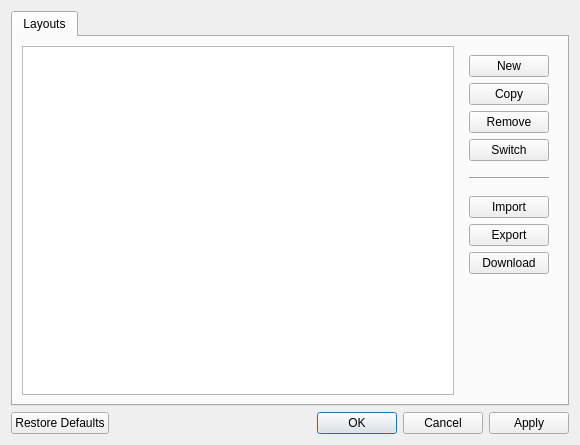
First picture: the form in app/layoutconfigdialog.ui, repository KDE/latte-dock, before the edit.
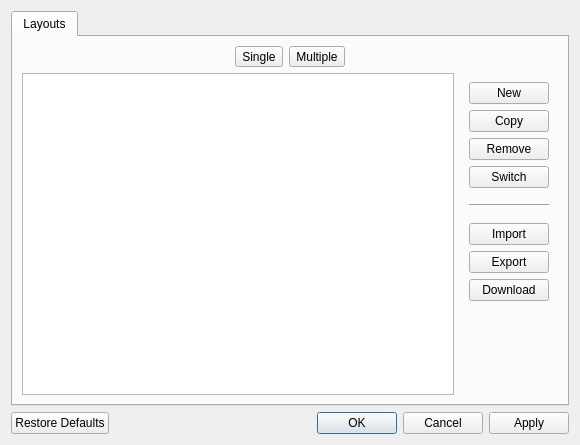
Second picture: the form after the edit. Icons and pictures are not drawn.

Commit message: add inMemory choices in Layouts Editor

```diff
--- a/app/layoutconfigdialog.ui
+++ b/app/layoutconfigdialog.ui
@@ -29,6 +29,69 @@
       </attribute>
       <layout class="QHBoxLayout" name="horizontalLayout">
        <item>
+        <layout class="QVBoxLayout" name="verticalLayout_3">
+         <item>
+          <layout class="QHBoxLayout" name="horizontalLayout_3">
+           <item>
+            <spacer name="horizontalSpacer">
+             <property name="orientation">
+              <enum>Qt::Horizontal</enum>
+             </property>
+             <property name="sizeHint" stdset="0">
+              <size>
+               <width>40</width>
+               <height>20</height>
+              </size>
+             </property>
+            </spacer>
+           </item>
+           <item>
+            <widget class="QToolButton" name="singleToolBtn">
+             <property name="sizePolicy">
+              <sizepolicy hsizetype="Fixed" vsizetype="Fixed">
+               <horstretch>0</horstretch>
+               <verstretch>0</verstretch>
+              </sizepolicy>
+             </property>
+             <property name="text">
+              <string>Single</string>
+             </property>
+             <property name="checkable">
+              <bool>true</bool>
+             </property>
+            </widget>
+           </item>
+           <item>
+            <widget class="QToolButton" name="multipleToolBtn">
+             <property name="text">
+              <string>Multiple</string>
+             </property>
+             <property name="checkable">
+              <bool>true</bool>
+             </property>
+             <property name="checked">
+              <bool>false</bool>
+             </property>
+            </widget>
+           </item>
+           <item>
+            <spacer name="horizontalSpacer_2">
+             <property name="orientation">
+              <enum>Qt::Horizontal</enum>
+             </property>
+             <property name="sizeHint" stdset="0">
+              <size>
+               <width>40</width>
+               <height>20</height>
+              </size>
+             </property>
+            </spacer>
+           </item>
+          </layout>
+         </item>
+         <item>
+          <layout class="QHBoxLayout" name="horizontalLayout_2">
+           <item>
         <widget class="QTableView" name="layoutsView">
          <property name="alternatingRowColors">
           <bool>true</bool>
@@ -207,6 +270,10 @@
           </item>
          </layout>
         </widget>
+           </item>
+          </layout>
+         </item>
+        </layout>
        </item>
       </layout>
      </widget>
```
Left out of the diff: 3 changed lines with no effect on the pictures. Lines whose indentation alone changed are shown as unchanged. The commit also changes 2 other files.
